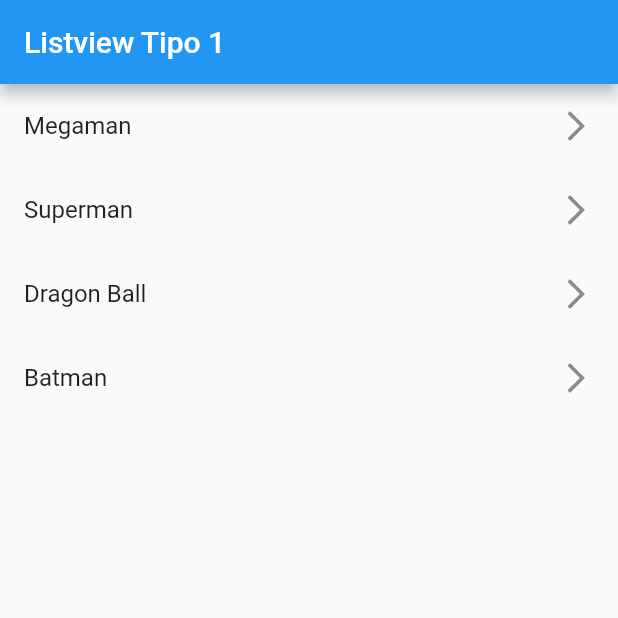
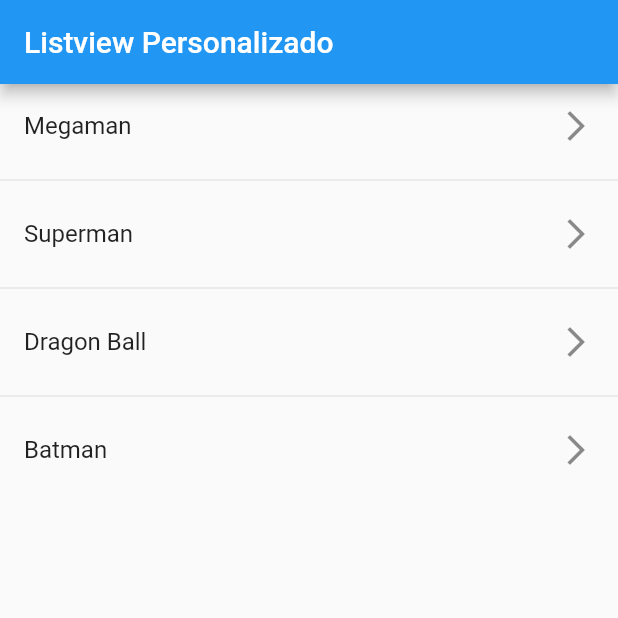
Before and after one commit to alexglzrys/flutter-widgets, a Flutter app: the screen it shows after launch, on a phone screen of 412 x 824 dp, the top half of it. Run offline on Flutter 3.47's test engine with Material 2 defaults, Android fonts, the phone set to English and light mode, and no system bars.

Commit message:
Listview - Tipo Builder y Separated

```diff
--- a/lib/screens/listview_screen.dart
+++ b/lib/screens/listview_screen.dart
@@ -9,28 +9,19 @@ class ListviewScreen extends StatelessWidget {
   Widget build(BuildContext context) {
     return Scaffold(
         appBar: AppBar(
-          title: const Text('Listview Tipo 1'),
+          title: const Text('Listview Personalizado'),
         ),
-        body: ListView(
-          /* Los ListView aceptan un conjunto de hijos
-          para mostrarlos dentro del listado,
-          esto evita desbordamientos en la pantalla, provocando que los elementos se vean cortados o no aparezcan
-
-          Se puede colocar cualquier tipo de Widget, pero...
-          ListTiles es el candidato para mostrar textos */
-          children: [
-            // Itero por cada elemento de mi lista, retorno un Widget ListTile, convierto el resultado del iterable a una lista, y desestructuro todo el contenido de esa lista dentro de mi children: []
-            ...opcionesMenu
-                .map((element) => ListTile(
-                    trailing: Icon(Icons.arrow_forward_ios_outlined),
-                    title: Text(element)))
-                .toList()
-
-            /*ListTile(
-              leading: Icon(Icons.ac_unit_sharp),
-              title: Text('PHP - Codeigniter + Laravel'),
-            )*/
-          ],
-        ));
+        // Listview tiene varios constructores por nombre para mostrar de diferente manera el listado de sus elementos
+        body: ListView.separated(
+            // El Widget a renderizar dentro del listado
+            itemBuilder: (context, index) => ListTile(
+                  title: Text(opcionesMenu[index]),
+                  trailing: Icon(Icons.arrow_forward_ios_outlined),
+                ),
+            // Widget a renderizar como separador de cada elemento en la lista
+            // Un estandar en Dart es que si no se usan los argumentos se renombren con guiones bajos (Esto es vàlido para nombrar varibales)
+            separatorBuilder: (_, __) => Divider(),
+            // El número de elementos a dibujar en la lista
+            itemCount: opcionesMenu.length));
   }
 }
```
Also changed, not shown: lib/screens/listview_standar_screen.dart (added, +36 -0 lines).
